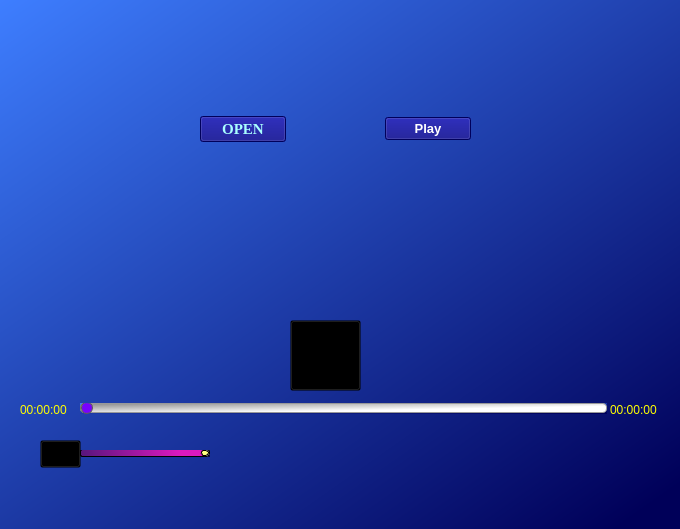
Old version of the form basic2.ui in the repository hsmaharaj1/musicplayer.
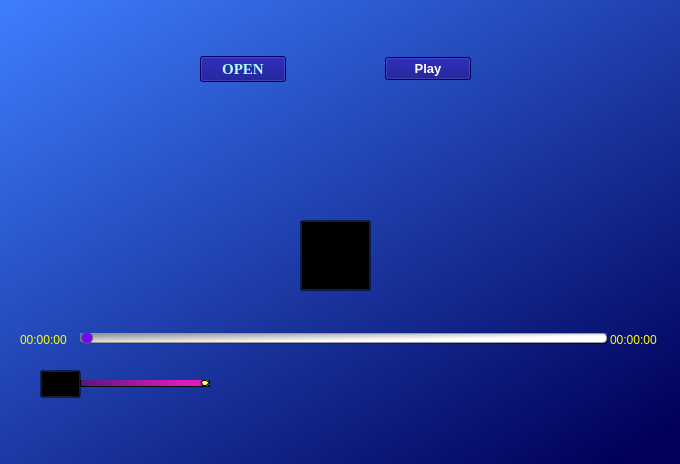
New version of the form. Icons and pictures are not drawn.

```diff
--- a/basic2.ui
+++ b/basic2.ui
@@ -7,7 +7,7 @@
     <x>0</x>
     <y>0</y>
     <width>680</width>
-    <height>529</height>
+    <height>464</height>
    </rect>
   </property>
   <property name="sizePolicy">
@@ -39,8 +39,8 @@
    <widget class="QPushButton" name="btn2">
     <property name="geometry">
      <rect>
-      <x>290</x>
-      <y>320</y>
+      <x>300</x>
+      <y>220</y>
       <width>71</width>
       <height>71</height>
      </rect>
@@ -77,7 +77,7 @@
     <property name="geometry">
      <rect>
       <x>190</x>
-      <y>150</y>
+      <y>90</y>
       <width>271</width>
       <height>41</height>
      </rect>
@@ -110,7 +110,7 @@
     <property name="geometry">
      <rect>
       <x>200</x>
-      <y>220</y>
+      <y>150</y>
       <width>271</width>
       <height>41</height>
      </rect>
@@ -135,12 +135,15 @@
     <property name="text">
      <string/>
     </property>
+    <property name="alignment">
+     <set>Qt::AlignCenter</set>
+    </property>
    </widget>
    <widget class="QWidget" name="horizontalWidget" native="true">
     <property name="geometry">
      <rect>
       <x>200</x>
-      <y>90</y>
+      <y>30</y>
       <width>271</width>
       <height>78</height>
      </rect>
@@ -201,7 +204,7 @@
     <property name="geometry">
      <rect>
       <x>80</x>
-      <y>403</y>
+      <y>333</y>
       <width>527</width>
       <height>11</height>
      </rect>
@@ -266,7 +269,7 @@
     <property name="geometry">
      <rect>
       <x>610</x>
-      <y>400</y>
+      <y>330</y>
       <width>55</width>
       <height>19</height>
      </rect>
@@ -283,7 +286,7 @@
     <property name="geometry">
      <rect>
       <x>20</x>
-      <y>400</y>
+      <y>330</y>
       <width>55</width>
       <height>20</height>
      </rect>
@@ -300,7 +303,7 @@
     <property name="geometry">
      <rect>
       <x>80</x>
-      <y>450</y>
+      <y>380</y>
       <width>130</width>
       <height>7</height>
      </rect>
@@ -341,7 +344,7 @@
     <property name="geometry">
      <rect>
       <x>40</x>
-      <y>440</y>
+      <y>370</y>
       <width>41</width>
       <height>28</height>
      </rect>
```
